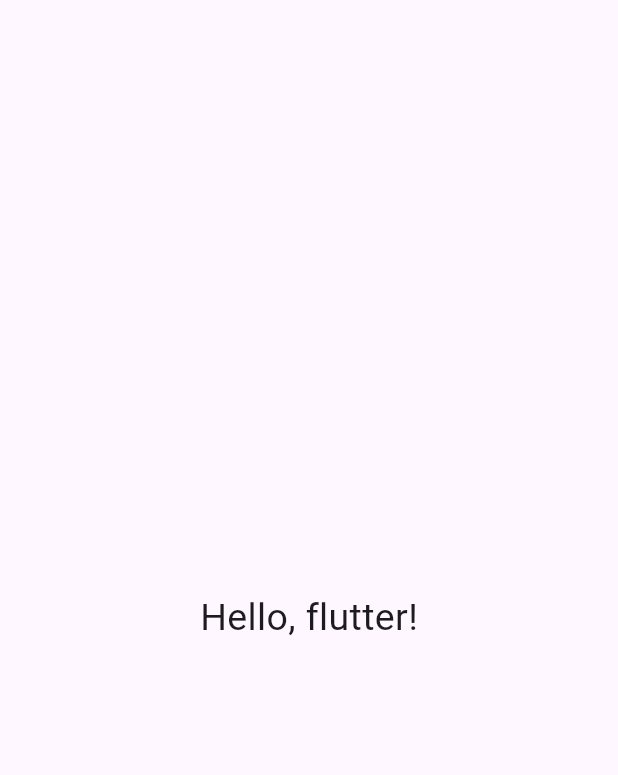
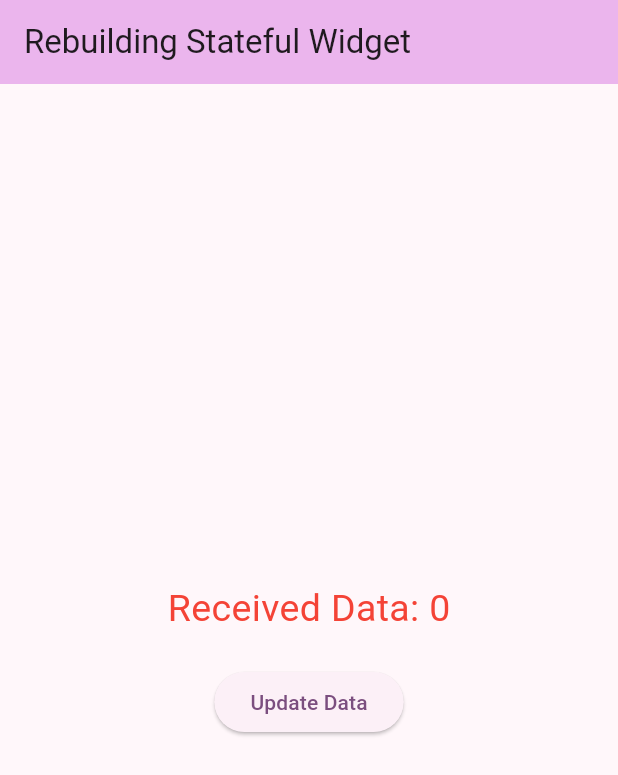
Before and after one commit to gaeunpark7/flutter, a Flutter app: the screen it shows after launch, on a phone screen of 412 x 824 dp. Shown: the top 775 px of the screen. Run offline on Flutter 3.47's test engine with Material 3 defaults, Android fonts, the phone set to English and light mode, and no system bars; our stand-ins replace audioplayers, lottie.

Commit message:
chapter9

```diff
--- /dev/null
+++ b/coding-chefs-flutter/chapter9_statewidget/lib/finalApp.dart
@@ -0,0 +1,67 @@
+import 'package:flutter/material.dart';
+
+void main() {
+  runApp(const MyApp());
+}
+
+class MyApp extends StatelessWidget {
+  const MyApp({super.key});
+
+  @override
+  Widget build(BuildContext context) {
+    return MaterialApp(
+      debugShowCheckedModeBanner: false,
+      theme: ThemeData(colorSchemeSeed: Colors.blue),
+      home: const MyPage(),
+    );
+  }
+}
+
+class MyPage extends StatefulWidget {
+  const MyPage({super.key});
+
+  @override
+  State<MyPage> createState() => _MyPageState();
+}
+
+class _MyPageState extends State<MyPage> {
+  int initialValue = 0;
+
+  @override
+  Widget build(BuildContext context) {
+    return Scaffold(
+      appBar: AppBar(
+        title: const Text("Final Variable"),
+        backgroundColor: Theme.of(context).colorScheme.inversePrimary,
+      ),
+      body: Center(
+        child: Column(
+          mainAxisAlignment: MainAxisAlignment.center,
+          children: [
+            Count(counter: initialValue), //Count 위젯의 생성자에 변수 값 전달
+            const SizedBox(height: 10),
+            ElevatedButton(
+              onPressed: () {
+                setState(() {
+                  initialValue++;
+                });
+              },
+              child: const Text("increase"),
+            ),
+          ],
+        ),
+      ),
+    );
+  }
+}
+
+class Count extends StatelessWidget {
+  const Count({super.key, required this.counter});
+  final int counter;
+
+  @override
+  Widget build(BuildContext context) {
+    return Text("Counter: $counter",
+        style: const TextStyle(fontSize: 25, color: Colors.red));
+  }
+}
--- a/coding-chefs-flutter/chapter9_statewidget/lib/main.dart
+++ b/coding-chefs-flutter/chapter9_statewidget/lib/main.dart
@@ -1,43 +1,75 @@
 import 'package:flutter/material.dart';
 
 void main() {
-  runApp(const MyApp());
+  runApp(const MyPage());
 }
 
-class MyApp extends StatelessWidget {
-  const MyApp({super.key});
+class MyPage extends StatelessWidget {
+  const MyPage({super.key});
 
   @override
   Widget build(BuildContext context) {
-    return const MaterialApp(
-      home: MyParent(),
+    return MaterialApp(
+      theme: ThemeData(colorSchemeSeed: Colors.purple),
+      debugShowCheckedModeBanner: false,
+      home: const ParentWidget(),
     );
   }
 }
 
-class MyParent extends StatelessWidget {
-  const MyParent({super.key});
+class ParentWidget extends StatefulWidget {
+  const ParentWidget({super.key});
+
+  @override
+  State<ParentWidget> createState() => _ParentWidgetState();
+}
+
+class _ParentWidgetState extends State<ParentWidget> {
+  int data = 0;
 
   @override
   Widget build(BuildContext context) {
-    return const Scaffold(
+    return Scaffold(
+      appBar: AppBar(
+        backgroundColor: Theme.of(context).colorScheme.inversePrimary,
+        title: const Text("Rebuilding Stateful Widget"),
+      ),
       body: Center(
-        child: MyStateless(title: "Hello, flutter!"),
+        child: Column(
+          mainAxisAlignment: MainAxisAlignment.center,
+          children: [
+            DataDisplay(data2: data),
+            const SizedBox(height: 20),
+            ElevatedButton(
+              onPressed: () {
+                setState(() {
+                  data += 1;
+                });
+              },
+              child: const Text("Update Data"),
+            ),
+          ],
+        ),
       ),
     );
   }
 }
 
-class MyStateless extends StatelessWidget {
-  const MyStateless({super.key, required this.title});
+class DataDisplay extends StatefulWidget {
+  final int data2;
 
-  final String title;
+  const DataDisplay({super.key, required this.data2});
 
+  @override
+  State<DataDisplay> createState() => _DataDisplayState();
+}
+
+class _DataDisplayState extends State<DataDisplay> {
   @override
   Widget build(BuildContext context) {
     return Text(
-      title,
-      style: const TextStyle(fontSize: 25),
+      "Received Data: ${widget.data2}",
+      style: const TextStyle(fontSize: 25, color: Colors.red),
     );
   }
 }
--- /dev/null
+++ b/coding-chefs-flutter/chapter9_statewidget/lib/my_page.dart
@@ -0,0 +1,31 @@
+import 'package:flutter/material.dart';
+
+class MyPage extends StatefulWidget {
+  const MyPage({super.key, required this.passedColor});
+  final Color passedColor;
+
+  @override
+  State<MyPage> createState() => _MyPageState();
+}
+
+class _MyPageState extends State<MyPage> {
+  Color? color;
+  @override
+  void initState() {
+    color = widget.passedColor;
+    super.initState();
+  }
+
+  @override
+  Widget build(BuildContext context) {
+    return ElevatedButton(
+      onPressed: () {
+        setState(() {
+          color = color == Colors.red ? Colors.blue : Colors.red;
+        });
+      },
+      style: ElevatedButton.styleFrom(backgroundColor: color),
+      child: const Icon(Icons.add, size: 80, color: Colors.white),
+    );
+  }
+}
```
